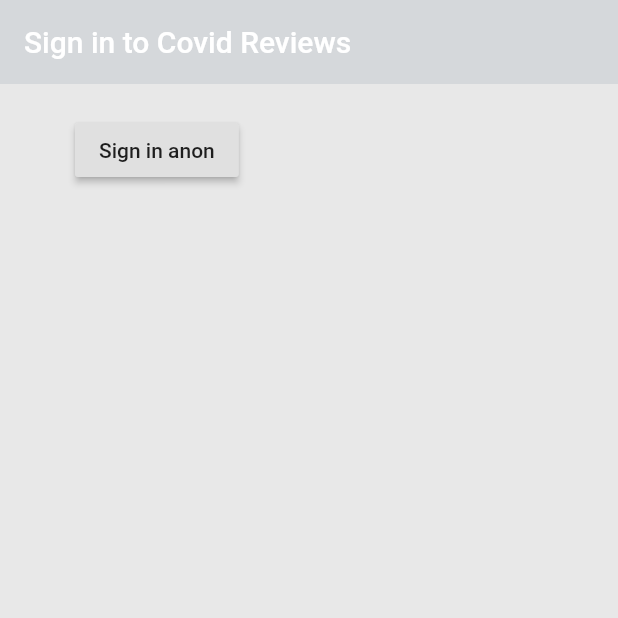
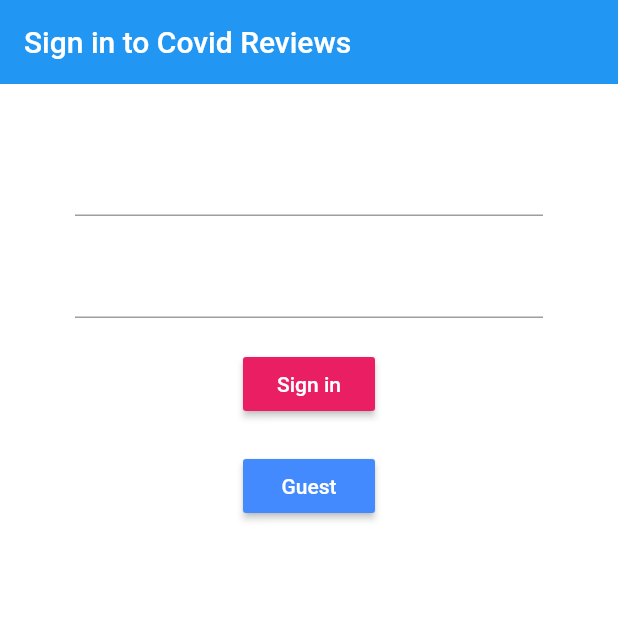
Before and after one commit to michael99hernan/Covid-Reviews, a Flutter app: the screen it shows after launch, on a phone screen of 412 x 824 dp, the top half of it. Run offline on Flutter 3.47's test engine with Material 2 defaults, Android fonts, the phone set to English and light mode, and no system bars; our stand-ins replace firebase_auth, firebase_core; accounts and stored records are empty.

Commit message:
added guest sign in

```diff
--- a/lib/main.dart
+++ b/lib/main.dart
@@ -1,9 +1,9 @@
-import 'package:cloud_firestore/cloud_firestore.dart';
 import 'package:covid_reviews/screens/wrapper.dart';
+import 'package:covid_reviews/services/auth.dart';
+import 'package:firebase_auth/firebase_auth.dart';
 import 'package:firebase_core/firebase_core.dart';
 import 'package:flutter/material.dart';
-import 'store.dart';
-import 'review.dart';
+import 'package:provider/provider.dart';
 
 void main() async {
   WidgetsFlutterBinding.ensureInitialized();
@@ -15,8 +15,11 @@ class MyApp extends StatelessWidget {
   // This widget is the root of your application.
   @override
   Widget build(BuildContext context) {
-    return MaterialApp(
-      home: Wrapper(),
+    return StreamProvider<User>.value(
+      value: AuthService().user,
+      child: MaterialApp(
+        home: Wrapper(),
+      ),
     );
   }
 }
--- a/lib/models/store.dart
+++ b/lib/models/store.dart
@@ -1,8 +1,9 @@
 class Store {
   String id;
   String name;
+  String address;
   String phoneNum;
   double avgRating;
 
-  Store({this.id, this.name, this.phoneNum, this.avgRating});
+  Store({this.id, this.name, this.address, this.phoneNum, this.avgRating});
 }
--- a/lib/screens/authenticate/sign_in.dart
+++ b/lib/screens/authenticate/sign_in.dart
@@ -11,25 +11,52 @@ class _SignInState extends State<SignIn> {
   @override
   Widget build(BuildContext context) {
     return Scaffold(
-        backgroundColor: Color.fromRGBO(232, 232, 232, 1),
+        backgroundColor: Colors.white,
         appBar: AppBar(
-          backgroundColor: Color.fromRGBO(213, 216, 219, 1),
+          backgroundColor: Colors.blue,
           elevation: 0.0,
           title: Text('Sign in to Covid Reviews'),
         ),
         body: Container(
           padding: EdgeInsets.symmetric(vertical: 20.0, horizontal: 50.0),
-          child: RaisedButton(
-            child: Text('Sign in anon'),
+          child: Form(
+            child: Column(children: <Widget>[
+              SizedBox(height: 20.0),
+              TextFormField(
+                onChanged: (val) {},
+              ),
+              SizedBox(height: 20.0),
+              TextFormField(
+                obscureText: true,
+                onChanged: (val) {},
+              ),
+              SizedBox(height: 20.0),
+              RaisedButton(
+                color: Colors.pink,
+                child: Text(
+                  'Sign in',
+                  style: TextStyle(color: Colors.white),
+                ),
+                onPressed: () async {},
+              ),
+              SizedBox(height: 20.0),
+              RaisedButton(
+                color: Colors.blueAccent,
+                child: Text(
+                  'Guest',
+                  style: TextStyle(color: Colors.white),
+                ),
                 onPressed: () async {
                   dynamic result = await _authService.signInAnon();
                   if (result == null) {
-                print('Error signing in anon user');
+                    print('Error signing in anon user!');
                   } else {
                     print('Anon user signed in');
                     print(result);
                   }
                 },
+              )
+            ]),
           ),
         ));
   }
--- a/lib/screens/wrapper.dart
+++ b/lib/screens/wrapper.dart
@@ -1,12 +1,19 @@
-import 'package:covid_reviews/screens/authenticate/authenticate.dart';
+import 'package:firebase_auth/firebase_auth.dart';
+import 'package:provider/provider.dart';
+import 'authenticate/authenticate.dart';
 import 'package:flutter/material.dart';
-
 import 'home/home.dart';
 
 class Wrapper extends StatelessWidget {
   @override
   Widget build(BuildContext context) {
+    final user = Provider.of<User>(context);
+
     // return either Home or Authenticate widget
-    return Authenticate();
+    if (user == null) {
+      return Authenticate();
+    } else {
+      return Home();
+    }
   }
 }
--- a/pubspec.yaml
+++ b/pubspec.yaml
@@ -21,6 +21,7 @@ environment:
   sdk: ">=2.7.0 <3.0.0"
 
 dependencies:
+  provider: ^4.3.2+4
   firebase_auth: ^0.20.0+1
   cloud_firestore: ^0.16.0
   firebase_core: ^0.7.0
```
Also changed, not shown: lib/screens/home/home.dart (+19 -4 lines), lib/services/auth.dart (+14 -0 lines), pubspec.lock. Lines whose indentation alone changed are shown as unchanged.
